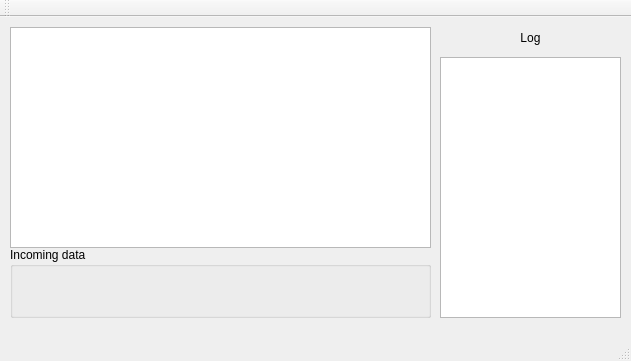
The window that mainwindow.ui (sas26031962/Sqlite_Example0) describes before a commit, drawn with Qt 5.
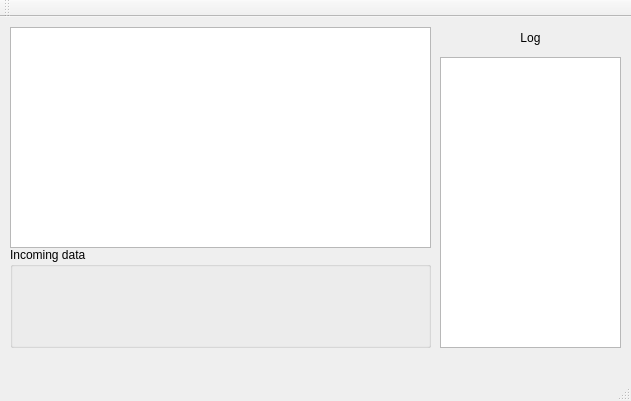
The same window after the commit.

The edit to the form file:
```diff
--- a/mainwindow.ui
+++ b/mainwindow.ui
@@ -7,7 +7,7 @@
     <x>0</x>
     <y>0</y>
     <width>631</width>
-    <height>361</height>
+    <height>401</height>
    </rect>
   </property>
   <property name="windowTitle">
@@ -46,7 +46,7 @@
       <x>440</x>
       <y>40</y>
       <width>181</width>
-      <height>261</height>
+      <height>291</height>
      </rect>
     </property>
    </widget>
@@ -56,7 +56,7 @@
       <x>10</x>
       <y>230</y>
       <width>421</width>
-      <height>71</height>
+      <height>101</height>
      </rect>
     </property>
     <property name="title">
```
